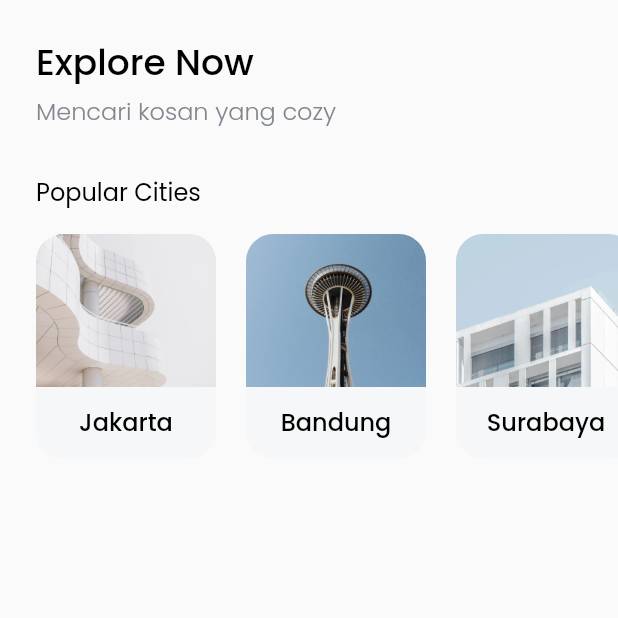
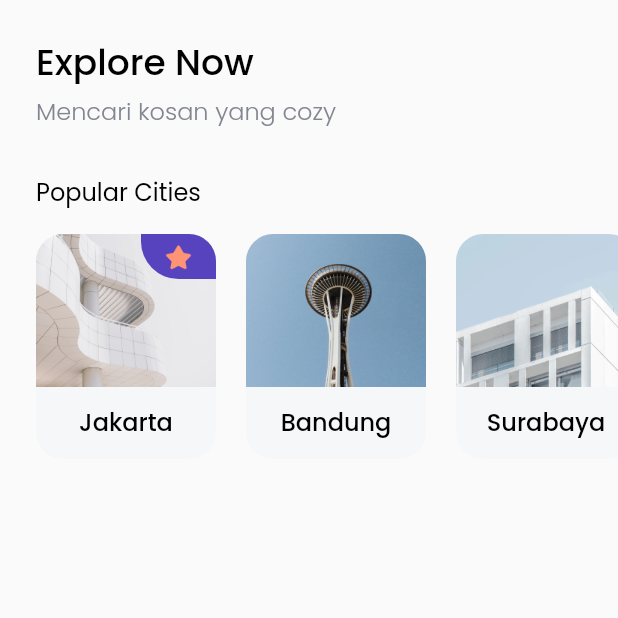
Before and after one commit to arisandi95/flutter_bwa_cozy, a Flutter app: the HomePage screen opened directly, on a phone screen of 412 x 824 dp, the top half of it. Run offline on Flutter 3.47's test engine with Material 2 defaults, Android fonts, the phone set to English and light mode, and no system bars; our stand-ins replace google_fonts.

Commit message:
homepage popular pages 2

```diff
--- a/lib/models/city.dart
+++ b/lib/models/city.dart
@@ -2,10 +2,12 @@
   final int id;
   final String name;
   final String imageUrl;
+  final bool isPopular;
 
   City({
     required this.id,
     required this.imageUrl,
     required this.name,
+    this.isPopular = false,
   });
 }
--- a/lib/pages/home_page.dart
+++ b/lib/pages/home_page.dart
@@ -62,7 +62,8 @@
                         City(
                           id: 1,
                           name: 'Jakarta',
-                          imageUrl: 'assets/images/city1.png'
+                          imageUrl: 'assets/images/city1.png',
+                          isPopular: true
                         ),
                       ),
                       SizedBox(
@@ -72,7 +73,7 @@
                         City(
                           id: 2,
                           name: 'Bandung',
-                          imageUrl: 'assets/images/city2.png'
+                          imageUrl: 'assets/images/city2.png',
                         ),
                       ),
                       SizedBox(
@@ -82,7 +83,7 @@
                         City(
                           id: 3,
                           name: 'Surabaya',
-                          imageUrl: 'assets/images/city3.png'
+                          imageUrl: 'assets/images/city3.png',
                         ),
                       ),
                       SizedBox(
--- a/lib/widgets/city_card.dart
+++ b/lib/widgets/city_card.dart
@@ -17,11 +17,35 @@
         color: Color(0xffF6F7F8),
         child: Column(
           children: [
-            Image.asset(
-              city.imageUrl,
-              width: 120,
-              height: 102,
-              fit: BoxFit.cover,
+            Stack(
+              children: [
+                Image.asset(
+                  city.imageUrl,
+                  width: 120,
+                  height: 102,
+                  fit: BoxFit.cover,
+                ),
+                city.isPopular ? Align(
+                  alignment: Alignment.topRight,
+                  child: Container(
+                      width: 50,
+                      height: 30,
+                      decoration: BoxDecoration(
+                        color: purpleColor,
+                        borderRadius: BorderRadius.only(
+                          bottomLeft: Radius.circular(25)
+                        ),
+                      ),
+                      child: Center(
+                        child: Image.asset(
+                          'assets/images/Icon_star_solid.png',
+                          width: 22,
+                          height: 22,
+                        )
+                      )
+                    ),
+                ) : Container(),
+              ],
             ),
             SizedBox(
               height: 11,
```
